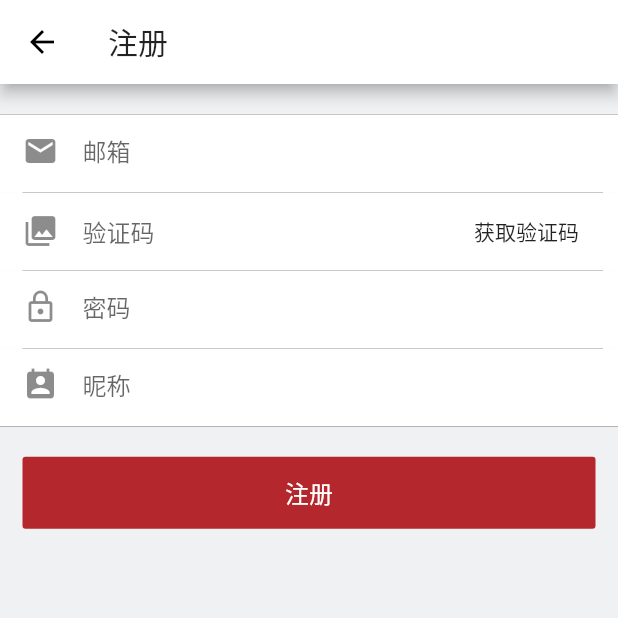
After one commit to z251257144/FireShop, a Flutter app: the RegisterPage screen opened directly, on a phone screen of 412 x 824 dp, the top half of it. The commit adds this screen. Run offline on Flutter 3.47's test engine with Material 2 defaults, Android fonts, the phone set to English and light mode, and no system bars; missing offline and left inert: apifm; network calls fail.

Commit message:
开发注册界面

```diff
--- a/lib/pages/home/home_sales_widget.dart
+++ b/lib/pages/home/home_sales_widget.dart
@@ -23,7 +23,7 @@ class HomeSalesWidget extends StatelessWidget {
   }
 
   Widget _homeSalesItemWidget(Map info) {
-    print(info);
+    // print(info);
     return Container(
       width: 50,
       child: Column(
--- a/lib/pages/member/login/login_page.dart
+++ b/lib/pages/member/login/login_page.dart
@@ -1,3 +1,4 @@
+import 'package:fire_shop/pages/member/resigter/register_page.dart';
 import 'package:flutter/material.dart';
 
 class LoginPage extends StatefulWidget {
@@ -20,6 +21,18 @@ class _LoginPageState extends State<LoginPage> {
       appBar: AppBar(
         backgroundColor: Colors.white,
         title: Text("登录"),
+        actions: <Widget>[
+          FlatButton(
+            child: Text("注册",
+              style: TextStyle(
+                fontSize: 16
+              ),
+            ),
+            onPressed: () {
+              this.showRegisterPage(context);
+            },
+          )
+        ],
       ),
       body: Container(
         color: Color(0xffF0F1F2),
@@ -122,6 +135,15 @@ class _LoginPageState extends State<LoginPage> {
     );
   }
 
+  // 显示注册页面
+  showRegisterPage(BuildContext context) {
+    Navigator.push(context, MaterialPageRoute(
+      builder: (context) {
+        return RegisterPage();
+      }
+    ));
+  }
+
   //登录方法
   doLogin() {
     print("开始登录");
--- a/lib/pages/member/member/member_header_widget.dart
+++ b/lib/pages/member/member/member_header_widget.dart
@@ -7,29 +7,31 @@ class MemberHeaderWidget extends StatelessWidget {
   @override
   Widget build(BuildContext context) {
     return Container(
-      // width: 160,
       height: 200.0,
-      // width: MediaQuery.of(context).size.width,
       decoration: BoxDecoration(
         image: DecorationImage(
           image: AssetImage("images/member/user-bg.jpg"),
           fit: BoxFit.cover
         )
       ),
+      child: InkWell(
+        onTap: () {
+          print("login");
+          this.showLoginPage(context);
+        },
+        child: Container(
+          margin: EdgeInsets.fromLTRB(0, 58, 0, 0),
+          child: loginTapWidget(),
+        ),
+      ),
+    );
+  }
+
+  Widget loginTapWidget() {
+    return Container(
       child: Column(
         children: <Widget>[
-          Container(
-            height: 58,
-          ),
-          IconButton(
-            icon: Image.asset("images/member/my_account0.png"),
-            iconSize: 56,
-            onPressed: () {
-              print("login");
-              this.showLoginPage(context);
-            },
-          ),
-
+          Image.asset("images/member/my_account0.png", width: 56,),
           Container(
             margin: EdgeInsets.only(top: 10),
             width: 200,
@@ -44,7 +46,7 @@ class MemberHeaderWidget extends StatelessWidget {
             ),),
           )
         ],
-      ),
+      )
     );
   }
 
--- /dev/null
+++ b/lib/pages/member/resigter/register_page.dart
@@ -0,0 +1,154 @@
+import 'package:flutter/material.dart';
+import 'package:fire_shop/utils/const.dart';
+
+class RegisterPage extends StatefulWidget {
+  RegisterPage({Key key}) : super(key: key);
+
+  @override
+  _RegisterPageState createState() => _RegisterPageState();
+}
+
+class _RegisterPageState extends State<RegisterPage> {
+  TextEditingController emailController = TextEditingController();
+
+  @override
+  Widget build(BuildContext context) {
+    return Scaffold(
+      backgroundColor: appCommonBackgroudColor,
+      appBar: AppBar(
+        backgroundColor: Colors.white,
+        title: Text("注册"),
+      ),
+      body: ListView(
+        children: <Widget>[
+          // Container(height: 25,),
+          this.emailTextField(),
+          this.codeTextField(),
+          this.passwordTextField(),
+          this.nickTextField(),
+          this.registerButton()
+        ],
+      ),
+    );
+  }
+
+  Widget commonBgWidget({Widget subWidget, bool fullLine = false}) {
+    var border = Border(
+      bottom: BorderSide(
+        color: Colors.grey,
+        width: 0.5
+      )
+    );
+
+    return Container(
+      height: appCommonTextFieldHeight,
+      padding: EdgeInsets.fromLTRB(15, 0, 10, 0),
+      decoration: BoxDecoration(
+        color: Colors.white,
+        border: fullLine ? border : null
+      ),
+      child: Container(
+        decoration: BoxDecoration(
+          border: fullLine ?  null : border
+        ),
+        child: subWidget,
+      ),
+    );
+  }
+
+  // 邮箱输入框
+  Widget emailTextField() {
+    Widget eamilField = TextField(
+      controller: emailController,
+      decoration: InputDecoration(
+        hintText: "邮箱",
+        icon: Icon(Icons.email),
+        border: InputBorder.none
+      ),
+    );
+    return Container(
+      margin: EdgeInsets.only(top: 20),
+      decoration: BoxDecoration(
+        border: Border(
+          top: BorderSide(
+            color: Colors.grey,
+            width: 0.5
+          )
+        )
+      ),
+      child: this.commonBgWidget(subWidget: eamilField),
+    );
+  }
+
+  // 验证码输入框
+  Widget codeTextField() {
+    Row codeField = Row(
+      children: <Widget>[
+        Expanded(
+          child: TextField(
+            decoration: InputDecoration(
+              hintText: "验证码",
+              icon: Icon(Icons.collections),
+              border: InputBorder.none
+            ),
+          )
+        ),
+        Container(
+          child: FlatButton(
+            child: Text("获取验证码"),
+            onPressed: () {
+              this.getVerificationCode();
+            },
+          ),
+        )
+      ],
+    );
+    return this.commonBgWidget(subWidget: codeField);
+  }
+
+  // 密码输入框
+  Widget passwordTextField() {
+    TextField codeField = TextField(
+      decoration: InputDecoration(
+        hintText: "密码",
+        icon: Icon(Icons.lock_outline),
+        border: InputBorder.none,
+      ),
+      obscureText: true,
+    );
+    return this.commonBgWidget(subWidget: codeField);
+  }
+
+  // 昵称输入框
+  Widget nickTextField() {
+    TextField codeField = TextField(
+      decoration: InputDecoration(
+        hintText: "昵称",
+        icon: Icon(Icons.perm_contact_calendar),
+        border: InputBorder.none,
+      ),
+    );
+    return this.commonBgWidget(subWidget: codeField, fullLine: true);
+  }
+
+  Widget registerButton() {
+    return Container(
+      margin: EdgeInsets.fromLTRB(15, 20, 15, 0),
+      height: 48,
+      child: FlatButton(
+        color: appCommonColor,
+        textColor: Colors.white,
+        child: Text("注册", style: TextStyle(fontSize: 16),),
+        onPressed: () {
+
+        },
+      ),
+    );
+  }
+
+  // 获取验证码
+  getVerificationCode() {
+    var email = this.emailController.text;
+    print(email);
+  }
+}
--- /dev/null
+++ b/lib/utils/const.dart
@@ -0,0 +1,8 @@
+
+import 'package:flutter/material.dart';
+
+const appCommonColor = Color(0xffB4282D);
+
+const appCommonBackgroudColor = Color(0xffF0F1F2);
+
+const double appCommonTextFieldHeight = 52;
```
